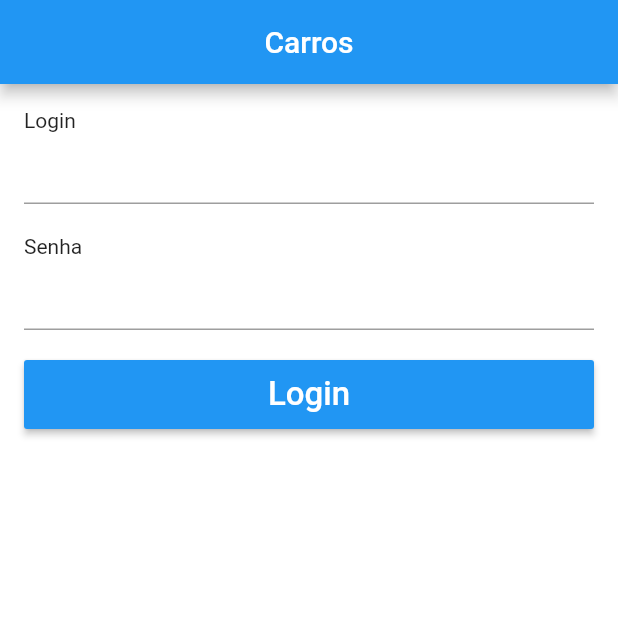
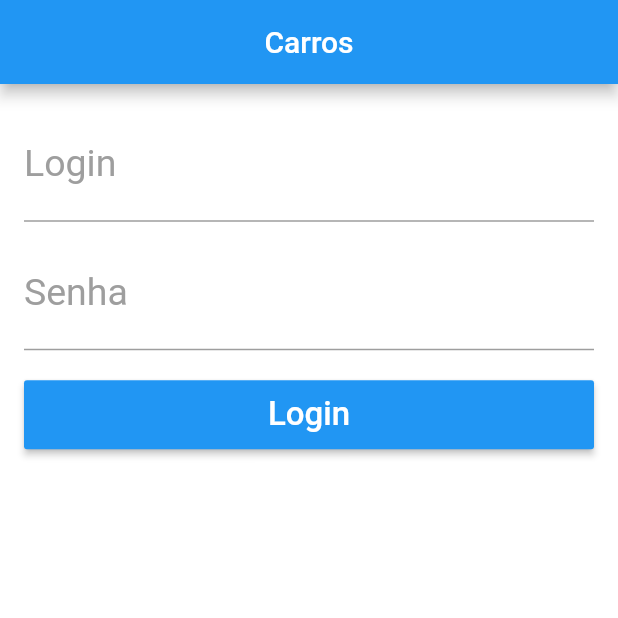
Before and after one commit to tharlesamaro/projeto-dos-carros-com-flutter, a Flutter app: the screen it shows after launch, on a phone screen of 412 x 824 dp, the top half of it. Run offline on Flutter 3.47's test engine with Material 2 defaults, Android fonts, the phone set to English and light mode, and no system bars.

Commit message:
Personalizando o TextFormField com o InputDecoration

```diff
--- a/lib/pages/login_page.dart
+++ b/lib/pages/login_page.dart
@@ -17,14 +17,47 @@ class LoginPage extends StatelessWidget {
       padding: EdgeInsets.all(16),
       child: ListView(
         children: <Widget>[
-          Text("Login"),
-          TextField(),
-          SizedBox(height: 20,),
-          Text("Senha"),
           TextFormField(
+            style: TextStyle(
+              fontSize: 25,
+              color: Colors.blue,
+            ),
+            decoration: InputDecoration(
+              labelText: "Login",
+              labelStyle: TextStyle(
+                fontSize: 25,
+                color: Colors.grey,
+              ),
+              hintText: "Digite o login",
+              hintStyle: TextStyle(
+                fontSize: 16,
+              ),
+            ),
+          ),
+          SizedBox(
+            height: 10,
+          ),
+          TextFormField(
+            style: TextStyle(
+              fontSize: 25,
+              color: Colors.blue,
+            ),
             obscureText: true,
+            decoration: InputDecoration(
+              labelText: "Senha",
+              labelStyle: TextStyle(
+                fontSize: 25,
+                color: Colors.grey,
+              ),
+              hintText: "Digite a senha",
+              hintStyle: TextStyle(
+                fontSize: 16,
+              ),
+            ),
           ),
-          SizedBox(height: 20,),
+          SizedBox(
+            height: 20,
+          ),
           Container(
             height: 46,
             child: RaisedButton(
```
